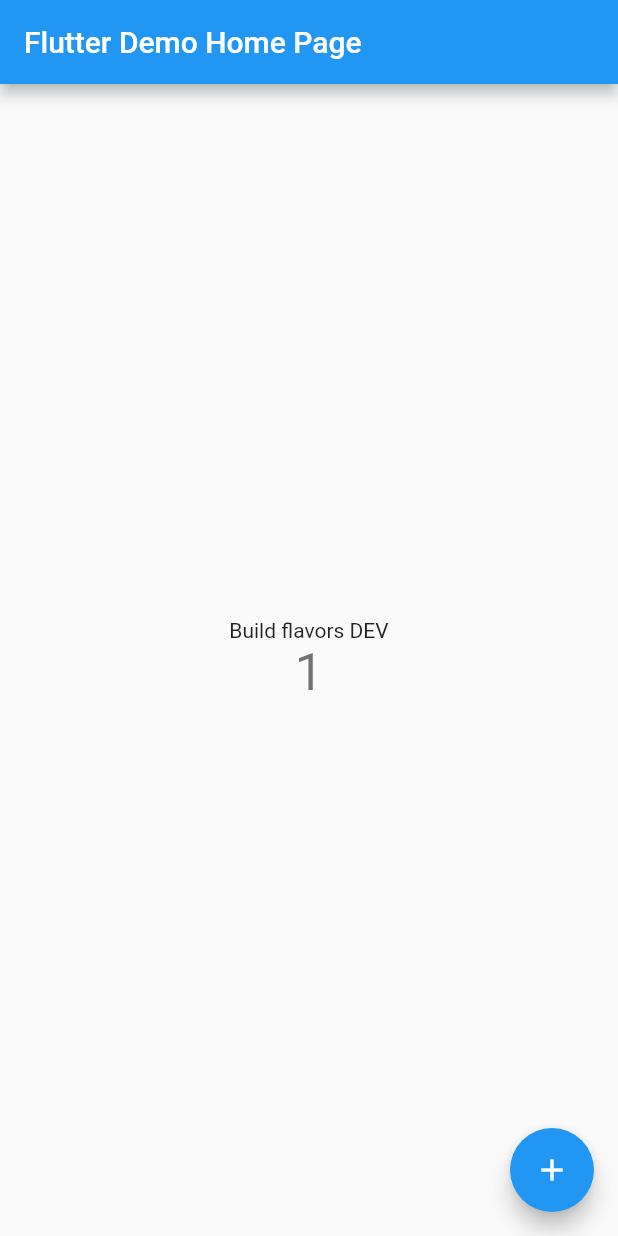
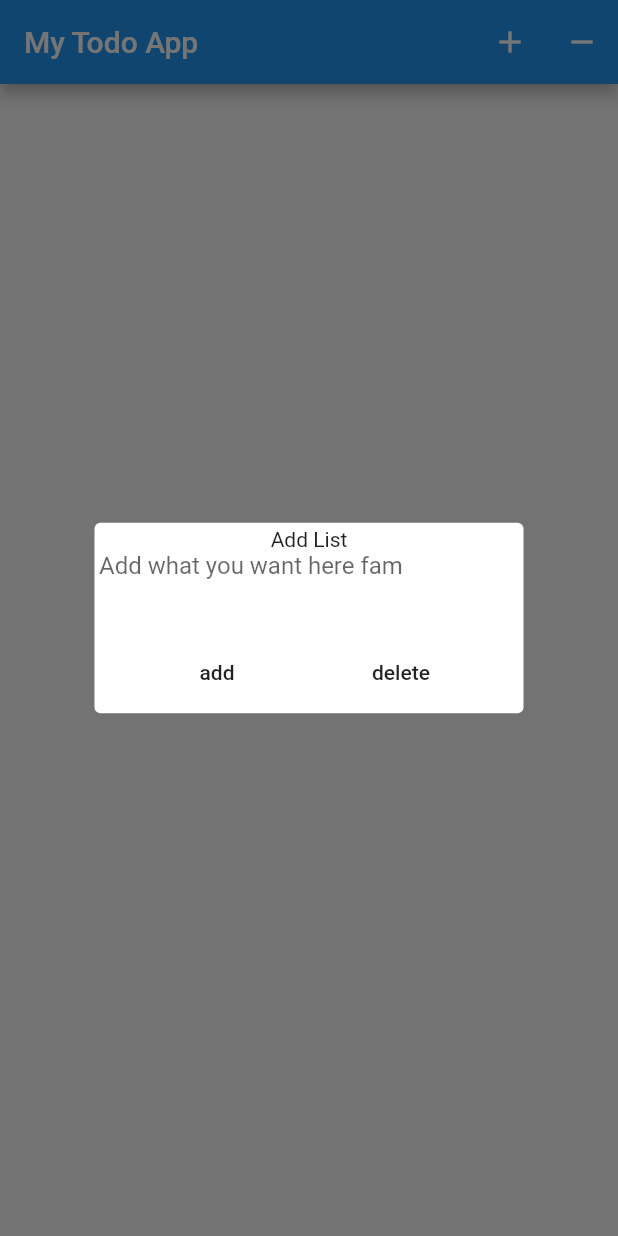
Before and after one commit to zaralockheart/flutter_test_app, a Flutter app: the MyHomePage screen opened directly, after a tap on the "add" icon, on a phone screen of 412 x 824 dp. Run offline on Flutter 3.47's test engine with Material 2 defaults, Android fonts, the phone set to English and light mode, and no system bars.

Commit message:
got my todo done

```diff
--- /dev/null
+++ b/lib/common/dialog.dart
@@ -0,0 +1,42 @@
+import 'package:flutter/material.dart';
+
+class MyDialog extends Dialog {
+
+  const MyDialog({
+    Key key,
+    this.child,
+  }) : super(key: key);
+
+  final Widget child;
+
+  @override
+  Widget build(BuildContext context) {
+    return new Center(
+        child: new Container(
+          decoration: new BoxDecoration(
+            border: new Border.all(width: 3.0, color: Colors.white),
+            borderRadius: const BorderRadius.all(const Radius.circular(4.0)),
+            color: Colors.white
+          ),
+            margin: const EdgeInsets.symmetric(horizontal: 40.0, vertical: 0.0),
+            child: new ConstrainedBox(
+                constraints: const BoxConstraints(minWidth: 280.0),
+                child: new Material(
+                  color: Colors.white,
+                    child:new IntrinsicWidth(
+                          child: new Column(
+                            mainAxisSize: MainAxisSize.min,
+                            crossAxisAlignment: CrossAxisAlignment.stretch,
+                            children: <Widget>[
+                              new Center(
+                                  child: child
+                              )
+                            ],
+                          ),
+                        )
+                    )
+            )
+        )
+    );
+  }
+}
--- a/lib/main.dart
+++ b/lib/main.dart
@@ -1,5 +1,5 @@
 import 'package:flutter/material.dart';
-import 'package:untitled/settings/app_config.dart';
+import 'package:untitled/common/dialog.dart';
 
 class MyApp extends StatelessWidget {
   // This widget is the root of your application.
@@ -10,7 +10,7 @@ class MyApp extends StatelessWidget {
       theme: new ThemeData(
         primarySwatch: Colors.blue,
       ),
-      home: new MyHomePage(title: 'Flutter Demo Home Page'),
+      home: new MyHomePage(title: 'My Todo App'),
     );
   }
 }
@@ -24,40 +24,103 @@ class MyHomePage extends StatefulWidget {
 }
 
 class _MyHomePageState extends State<MyHomePage> {
-  int _counter = 0;
+  var addListController = new TextEditingController();
 
-  void _incrementCounter() {
-    setState(() {
-      _counter++;
+  List<String> textLists = [];
+  List<bool> textCheckBoxes = [];
+
+  _onClickShowDialog() {
+    Dialog dialog = new MyDialog(
+        child: new Center(
+          child: new Column(
+            children: <Widget>[
+              new Text('Add List'),
+              new TextField(
+                controller: addListController,
+                decoration: new InputDecoration.collapsed(
+                    hintText: 'Add what you want here fam'),
+                maxLines: 3,
+                onSubmitted: (String text) {
+                  Navigator.pop(context, {'value': text});
+                },
+              ),
+              new Row(
+                mainAxisAlignment: MainAxisAlignment.spaceEvenly,
+                children: <Widget>[
+                  new FlatButton(
+                      onPressed: () {
+                        Navigator.pop(
+                            context, {'value': addListController.text});
+                      }, child: new Text('add')),
+                  new FlatButton(
+                      onPressed: () {
+                        Navigator.pop(context);
+                      }, child: new Text('delete')),
+                ],
+              )
+            ],
+          ),
+        )
+    );
+
+    showDialog(context: context, child: dialog)
+        .then((onValue) {
+      if (onValue == null) {
+        return;
+      }
+
+      textLists.add(onValue['value']);
+      textCheckBoxes.add(false);
+      addListController.clear();
+      setState(() {});
     });
   }
 
   @override
   Widget build(BuildContext context) {
-    var config = AppConfig.of(context);
+    deleteRows() {
+      for (var i = 0; i < textLists.length; i++) {
+        if (textCheckBoxes[i]) {
+          textCheckBoxes.removeAt(i);
+          textLists.removeAt(i);
+        }
+      }
+      setState(() {});
+    }
+
     return new Scaffold(
       appBar: new AppBar(
         title: new Text(widget.title),
+        actions: <Widget>[
+          new IconButton(
+              icon: new Icon(Icons.add),
+              onPressed: _onClickShowDialog),
+          new IconButton(
+              icon: new Icon(Icons.remove),
+              onPressed: deleteRows),
+        ],
       ),
-      body: new Center(
-        child: new Column(
-          mainAxisAlignment: MainAxisAlignment.center,
+        body: new Column(
           children: <Widget>[
-            new Text(
-              config.appName,
-            ),
-            new Text(
-              '$_counter',
-              style: Theme.of(context).textTheme.display1,
+            new Flexible(
+                child: new ListView.builder(
+                    itemCount: textLists.length,
+                    itemBuilder: (context, index) {
+                      return new Row(
+                        children: <Widget>[
+                          new Checkbox(
+                              value: textCheckBoxes[index],
+                              onChanged: (bool newValue) {
+                                textCheckBoxes[index] = newValue;
+                                setState(() {});
+                              }),
+                          new Text(textLists[index]),
+                        ],
+                      );
+                    })
             ),
           ],
-        ),
-      ),
-      floatingActionButton: new FloatingActionButton(
-        onPressed: _incrementCounter,
-        tooltip: 'Increment',
-        child: new Icon(Icons.add),
-      ), // This trailing comma makes auto-formatting nicer for build methods.
+        )
     );
   }
 }
```
Also changed, not shown: lib/common/utils.dart (added).
